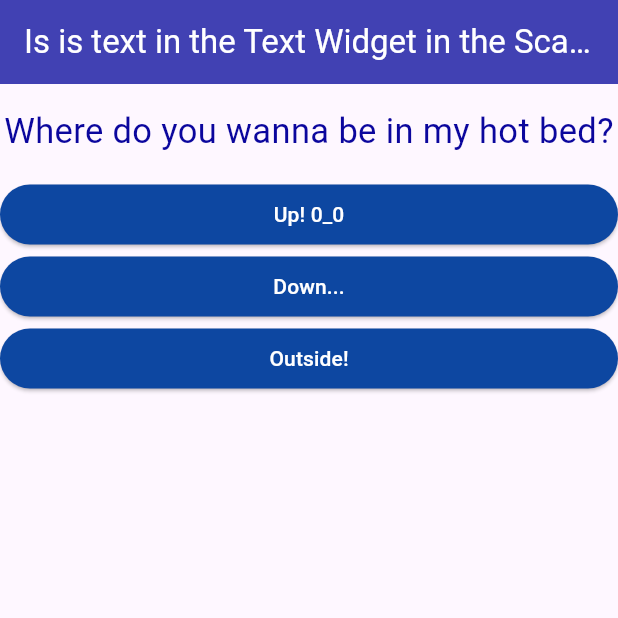
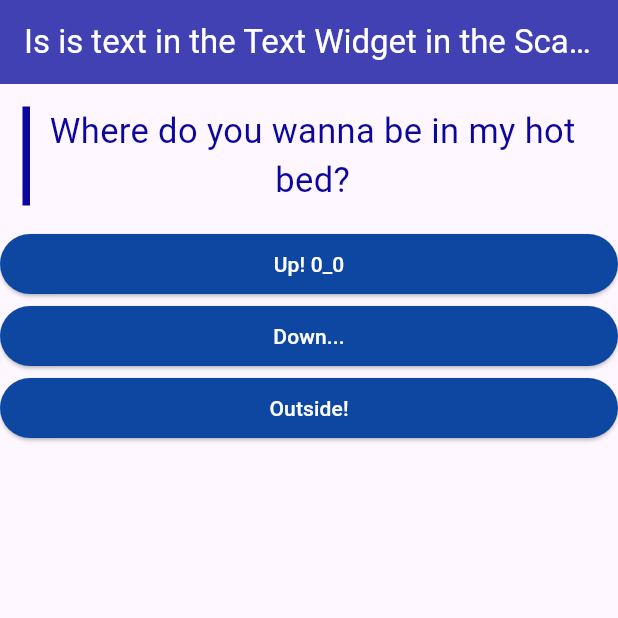
Before and after one commit to Lamafout/quiz-app-from-course-flutter, a Flutter app: the screen it shows after launch, after a tap on "Ye..Yes, Button-waifu... Mrs Button-waif", after a tap on "Fkoff, girl!", on a phone screen of 412 x 824 dp, the top half of it. Run offline on Flutter 3.47's test engine with Material 3 defaults, Android fonts, the phone set to English and light mode, and no system bars.

Commit message:
Added one-side border fot Question widget

```diff
--- a/lib/question.dart
+++ b/lib/question.dart
@@ -1,4 +1,5 @@
 import 'package:flutter/material.dart';
+import 'package:flutter/widgets.dart';
 
 class Question extends StatelessWidget {
   final questionText;
@@ -14,6 +15,14 @@ class Question extends StatelessWidget {
         fontSize: 23),
         textAlign: TextAlign.center,),
       width: double.infinity,
-      margin: EdgeInsets.only(top: 15.0, bottom: 15.0),);
+      margin: EdgeInsets.all(15),
+      decoration: BoxDecoration(
+        border: Border(
+          left: BorderSide(
+            color: Color.fromARGB(255, 11, 6, 157),
+            width: 5
+          )
+        )
+      ),);
   }
 }
```
